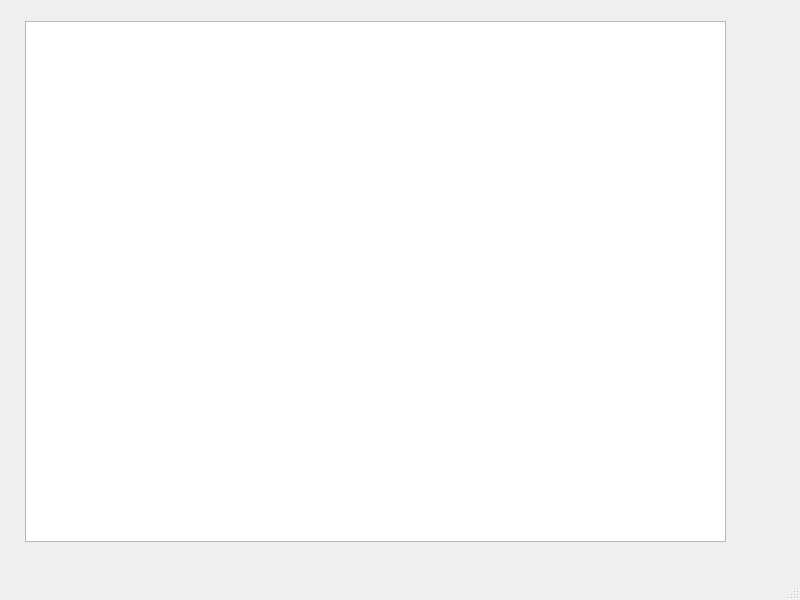
Juan-garcia19/UltimoLab, file mainwindow.ui: the form before one commit.
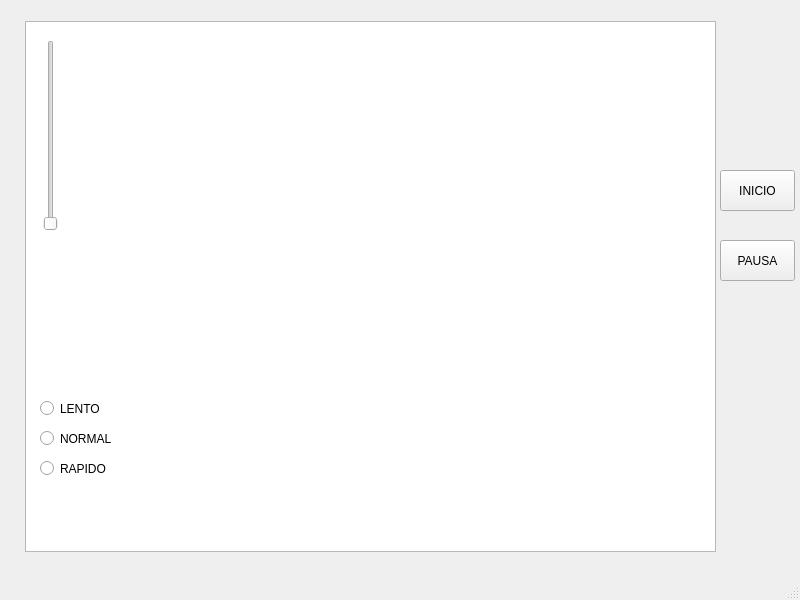
The form after the commit.

Commit message: Se crean los botones para aumentar o disminuir el tiempo de la simulacion

```diff
--- a/mainwindow.ui
+++ b/mainwindow.ui
@@ -19,11 +19,89 @@
      <rect>
       <x>25</x>
       <y>21</y>
-      <width>701</width>
-      <height>521</height>
+      <width>691</width>
+      <height>531</height>
      </rect>
     </property>
    </widget>
+   <widget class="QRadioButton" name="radioButton">
+    <property name="geometry">
+     <rect>
+      <x>40</x>
+      <y>460</y>
+      <width>82</width>
+      <height>17</height>
+     </rect>
+    </property>
+    <property name="text">
+     <string>RAPIDO</string>
+    </property>
+   </widget>
+   <widget class="QRadioButton" name="radioButton_2">
+    <property name="geometry">
+     <rect>
+      <x>40</x>
+      <y>430</y>
+      <width>82</width>
+      <height>17</height>
+     </rect>
+    </property>
+    <property name="text">
+     <string>NORMAL</string>
+    </property>
+   </widget>
+   <widget class="QRadioButton" name="radioButton_3">
+    <property name="geometry">
+     <rect>
+      <x>40</x>
+      <y>400</y>
+      <width>82</width>
+      <height>17</height>
+     </rect>
+    </property>
+    <property name="text">
+     <string>LENTO</string>
+    </property>
+   </widget>
+   <widget class="QSlider" name="verticalSlider">
+    <property name="geometry">
+     <rect>
+      <x>40</x>
+      <y>40</y>
+      <width>22</width>
+      <height>191</height>
+     </rect>
+    </property>
+    <property name="orientation">
+     <enum>Qt::Vertical</enum>
+    </property>
+   </widget>
+   <widget class="QPushButton" name="pushButton">
+    <property name="geometry">
+     <rect>
+      <x>720</x>
+      <y>170</y>
+      <width>75</width>
+      <height>41</height>
+     </rect>
+    </property>
+    <property name="text">
+     <string>INICIO</string>
+    </property>
+   </widget>
+   <widget class="QPushButton" name="pushButton_2">
+    <property name="geometry">
+     <rect>
+      <x>720</x>
+      <y>240</y>
+      <width>75</width>
+      <height>41</height>
+     </rect>
+    </property>
+    <property name="text">
+     <string>PAUSA</string>
+    </property>
+   </widget>
   </widget>
   <widget class="QMenuBar" name="menubar">
    <property name="geometry">
```
The commit also changes 2 other files.
